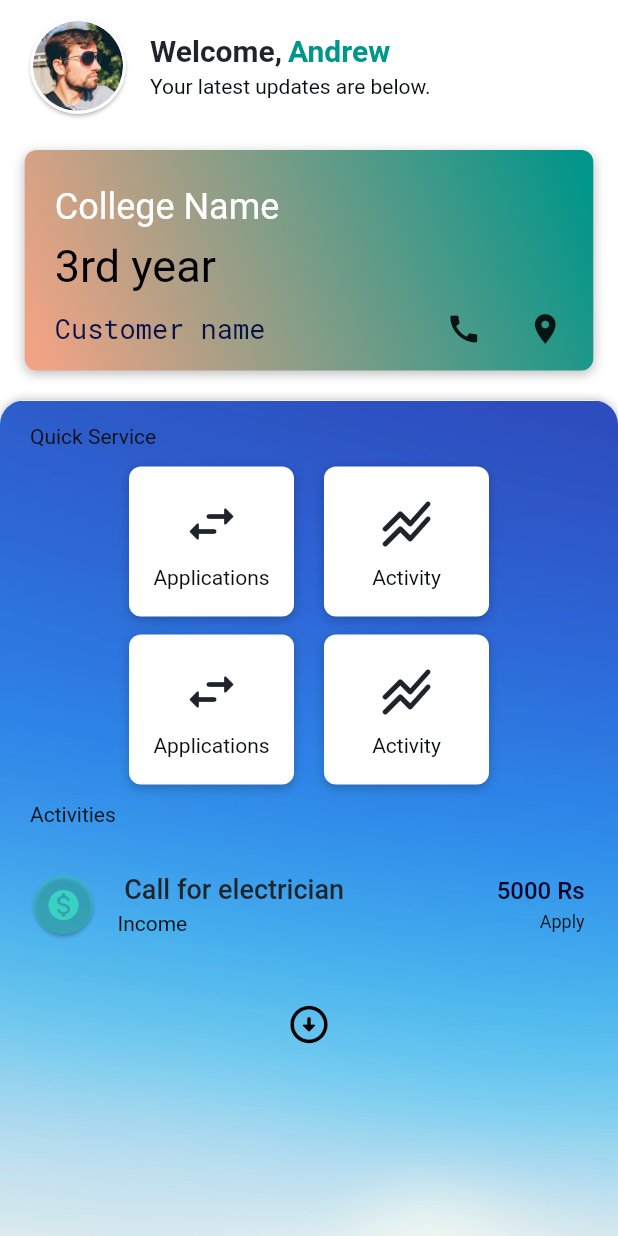
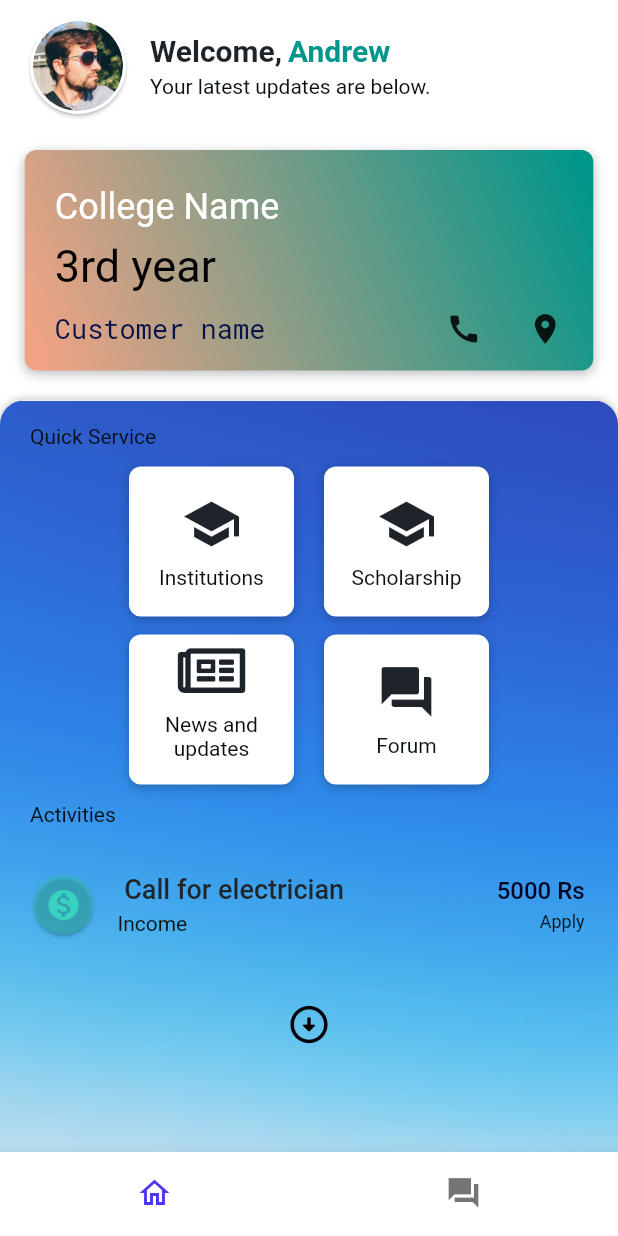
Before and after one commit to dhruvja/sih, a Flutter app: the screen it shows after launch, on a phone screen of 412 x 824 dp. Run offline on Flutter 3.47's test engine with Material 2 defaults, Android fonts, the phone set to English and light mode, and no system bars; drawn by our look-alikes of auto_size_text; our stand-ins replace flutter_svg, font_awesome_flutter, google_fonts, page_transition, smooth_page_indicator, timeago; missing offline and left inert: json_path; Roboto replaces fonts that are missing (Lexend Deca); statements that could not run were skipped.

Commit message:
Updating to latest FlutterFlow output.

```diff
--- a/lib/home_page/home_page_widget.dart
+++ b/lib/home_page/home_page_widget.dart
@@ -2,8 +2,10 @@ import '../components/activities_widget.dart';
 import '../flutter_flow/flutter_flow_icon_button.dart';
 import '../flutter_flow/flutter_flow_theme.dart';
 import '../flutter_flow/flutter_flow_util.dart';
+import '../main.dart';
 import 'package:auto_size_text/auto_size_text.dart';
 import 'package:flutter/material.dart';
+import 'package:font_awesome_flutter/font_awesome_flutter.dart';
 import 'package:google_fonts/google_fonts.dart';
 
 class HomePageWidget extends StatefulWidget {
@@ -149,7 +151,8 @@ class _HomePageWidgetState extends State<HomePageWidget> {
                             await Navigator.push(
                               context,
                               MaterialPageRoute(
-                                builder: (context) => HomePageWidget(),
+                                builder: (context) =>
+                                    NavBarPage(initialPage: 'HomePage'),
                               ),
                             );
                           },
@@ -244,7 +247,9 @@ class _HomePageWidgetState extends State<HomePageWidget> {
                                                   context,
                                                   MaterialPageRoute(
                                                     builder: (context) =>
-                                                        HomePageWidget(),
+                                                        NavBarPage(
+                                                            initialPage:
+                                                                'HomePage'),
                                                   ),
                                                 );
                                               },
@@ -270,7 +275,9 @@ class _HomePageWidgetState extends State<HomePageWidget> {
                                                 context,
                                                 MaterialPageRoute(
                                                   builder: (context) =>
-                                                      HomePageWidget(),
+                                                      NavBarPage(
+                                                          initialPage:
+                                                              'HomePage'),
                                                 ),
                                               );
                                             },
@@ -365,7 +372,9 @@ class _HomePageWidgetState extends State<HomePageWidget> {
                                                 context,
                                                 MaterialPageRoute(
                                                   builder: (context) =>
-                                                      HomePageWidget(),
+                                                      NavBarPage(
+                                                          initialPage:
+                                                              'HomePage'),
                                                 ),
                                               );
                                             },
@@ -394,7 +403,7 @@ class _HomePageWidgetState extends State<HomePageWidget> {
                                                       MainAxisAlignment.center,
                                                   children: [
                                                     Icon(
-                                                      Icons.swap_horiz_rounded,
+                                                      Icons.school,
                                                       color: Color(0xFF1E2429),
                                                       size: 40,
                                                     ),
@@ -404,7 +413,7 @@ class _HomePageWidgetState extends State<HomePageWidget> {
                                                               .fromSTEB(
                                                                   0, 8, 0, 0),
                                                       child: Text(
-                                                        'Applications',
+                                                        'Institutions',
                                                         style:
                                                             FlutterFlowTheme.of(
                                                                     context)
@@ -437,7 +446,9 @@ class _HomePageWidgetState extends State<HomePageWidget> {
                                                 context,
                                                 MaterialPageRoute(
                                                   builder: (context) =>
-                                                      HomePageWidget(),
+                                                      NavBarPage(
+                                                          initialPage:
+                                                              'HomePage'),
                                                 ),
                                               );
                                             },
@@ -466,8 +477,7 @@ class _HomePageWidgetState extends State<HomePageWidget> {
                                                       MainAxisAlignment.center,
                                                   children: [
                                                     Icon(
-                                                      Icons
-                                                          .stacked_line_chart_rounded,
+                                                      Icons.school_sharp,
                                                       color: Color(0xFF1E2429),
                                                       size: 40,
                                                     ),
@@ -477,7 +487,7 @@ class _HomePageWidgetState extends State<HomePageWidget> {
                                                               .fromSTEB(
                                                                   0, 8, 0, 0),
                                                       child: Text(
-                                                        'Activity',
+                                                        'Scholarship',
                                                         style:
                                                             FlutterFlowTheme.of(
                                                                     context)
@@ -521,7 +531,9 @@ class _HomePageWidgetState extends State<HomePageWidget> {
                                                 context,
                                                 MaterialPageRoute(
                                                   builder: (context) =>
-                                                      HomePageWidget(),
+                                                      NavBarPage(
+                                                          initialPage:
+                                                              'HomePage'),
                                                 ),
                                               );
                                             },
@@ -549,21 +561,24 @@ class _HomePageWidgetState extends State<HomePageWidget> {
                                                   mainAxisAlignment:
                                                       MainAxisAlignment.center,
                                                   children: [
-                                                    Icon(
-                                                      Icons.swap_horiz_rounded,
+                                                    FaIcon(
+                                                      FontAwesomeIcons
+                                                          .newspaper,
                                                       color: Color(0xFF1E2429),
                                                       size: 40,
                                                     ),
-                                                    Padding(
+                                                    Expanded(
+                                                      child: Padding(
                                                         padding:
                                                             EdgeInsetsDirectional
                                                                 .fromSTEB(
                                                                     0, 8, 0, 0),
                                                         child: Text(
-                                                        'Applications',
-                                                        style:
-                                                            FlutterFlowTheme.of(
-                                                                    context)
+                                                          'News and updates',
+                                                          textAlign:
+                                                              TextAlign.center,
+                                                          style: FlutterFlowTheme
+                                                                  .of(context)
                                                               .bodyText1
                                                               .override(
                                                                 fontFamily:
@@ -574,6 +589,7 @@ class _HomePageWidgetState extends State<HomePageWidget> {
                                                                 fontWeight:
                                                                     FontWeight
                                                                         .normal,
+                                                              ),
                                                         ),
                                                       ),
                                                     ),
@@ -593,7 +609,9 @@ class _HomePageWidgetState extends State<HomePageWidget> {
                                                 context,
                                                 MaterialPageRoute(
                                                   builder: (context) =>
-                                                      HomePageWidget(),
+                                                      NavBarPage(
+                                                          initialPage:
+                                                              'HomePage'),
                                                 ),
                                               );
                                             },
@@ -622,8 +640,7 @@ class _HomePageWidgetState extends State<HomePageWidget> {
                                                       MainAxisAlignment.center,
                                                   children: [
                                                     Icon(
-                                                      Icons
-                                                          .stacked_line_chart_rounded,
+                                                      Icons.forum,
                                                       color: Color(0xFF1E2429),
                                                       size: 40,
                                                     ),
@@ -633,7 +650,7 @@ class _HomePageWidgetState extends State<HomePageWidget> {
                                                               .fromSTEB(
                                                                   0, 8, 0, 0),
                                                       child: Text(
-                                                        'Activity',
+                                                        'Forum',
                                                         style:
                                                             FlutterFlowTheme.of(
                                                                     context)
@@ -699,7 +716,8 @@ class _HomePageWidgetState extends State<HomePageWidget> {
                                 await Navigator.push(
                                   context,
                                   MaterialPageRoute(
-                                    builder: (context) => HomePageWidget(),
+                                    builder: (context) =>
+                                        NavBarPage(initialPage: 'HomePage'),
                                   ),
                                 );
                               },
--- a/lib/main.dart
+++ b/lib/main.dart
@@ -6,6 +6,8 @@ import 'flutter_flow/flutter_flow_theme.dart';
 import 'flutter_flow/flutter_flow_util.dart';
 import 'flutter_flow/internationalization.dart';
 import 'package:google_fonts/google_fonts.dart';
+import 'home_page/home_page_widget.dart';
+import 'forum/forum_widget.dart';
 
 void main() async {
   runApp(MyApp());
@@ -43,7 +45,67 @@ class _MyAppState extends State<MyApp> {
       supportedLocales: const [Locale('en', '')],
       theme: ThemeData(brightness: Brightness.light),
       themeMode: _themeMode,
-      home: HomePageWidget(),
+      home: NavBarPage(),
     );
   }
 }
+
+class NavBarPage extends StatefulWidget {
+  NavBarPage({Key key, this.initialPage}) : super(key: key);
+
+  final String initialPage;
+
+  @override
+  _NavBarPageState createState() => _NavBarPageState();
+}
+
+/// This is the private State class that goes with NavBarPage.
+class _NavBarPageState extends State<NavBarPage> {
+  String _currentPage = 'HomePage';
+
+  @override
+  void initState() {
+    super.initState();
+    _currentPage = widget.initialPage ?? _currentPage;
+  }
+
+  @override
+  Widget build(BuildContext context) {
+    final tabs = {
+      'HomePage': HomePageWidget(),
+      'forum': ForumWidget(),
+    };
+    final currentIndex = tabs.keys.toList().indexOf(_currentPage);
+    return Scaffold(
+      body: tabs[_currentPage],
+      bottomNavigationBar: BottomNavigationBar(
+        currentIndex: currentIndex,
+        onTap: (i) => setState(() => _currentPage = tabs.keys.toList()[i]),
+        backgroundColor: Colors.white,
+        selectedItemColor: FlutterFlowTheme.of(context).primaryColor,
+        unselectedItemColor: Color(0x8A000000),
+        showSelectedLabels: false,
+        showUnselectedLabels: false,
+        type: BottomNavigationBarType.fixed,
+        items: <BottomNavigationBarItem>[
+          BottomNavigationBarItem(
+            icon: Icon(
+              Icons.home_outlined,
+              size: 24,
+            ),
+            label: 'Home',
+            tooltip: '',
+          ),
+          BottomNavigationBarItem(
+            icon: Icon(
+              Icons.forum_sharp,
+              size: 24,
+            ),
+            label: 'Home',
+            tooltip: '',
+          )
+        ],
+      ),
+    );
+  }
+}
--- a/lib/news_updates/news_updates_widget.dart
+++ b/lib/news_updates/news_updates_widget.dart
@@ -1,7 +1,7 @@
 import '../flutter_flow/flutter_flow_theme.dart';
 import '../flutter_flow/flutter_flow_util.dart';
 import '../flutter_flow/flutter_flow_widgets.dart';
-import '../home_page/home_page_widget.dart';
+import '../main.dart';
 import 'package:flutter/material.dart';
 import 'package:flutter_svg/flutter_svg.dart';
 import 'package:google_fonts/google_fonts.dart';
@@ -306,7 +306,8 @@ class _NewsUpdatesWidgetState extends State<NewsUpdatesWidget> {
                             await Navigator.push(
                               context,
                               MaterialPageRoute(
-                                builder: (context) => HomePageWidget(),
+                                builder: (context) =>
+                                    NavBarPage(initialPage: 'HomePage'),
                               ),
                             );
                           },
```
Also changed, not shown: lib/dummy/dummy_widget.dart (+4 -4 lines), lib/onboard/onboard_widget.dart (+7 -3 lines). Lines whose indentation alone changed are shown as unchanged.
